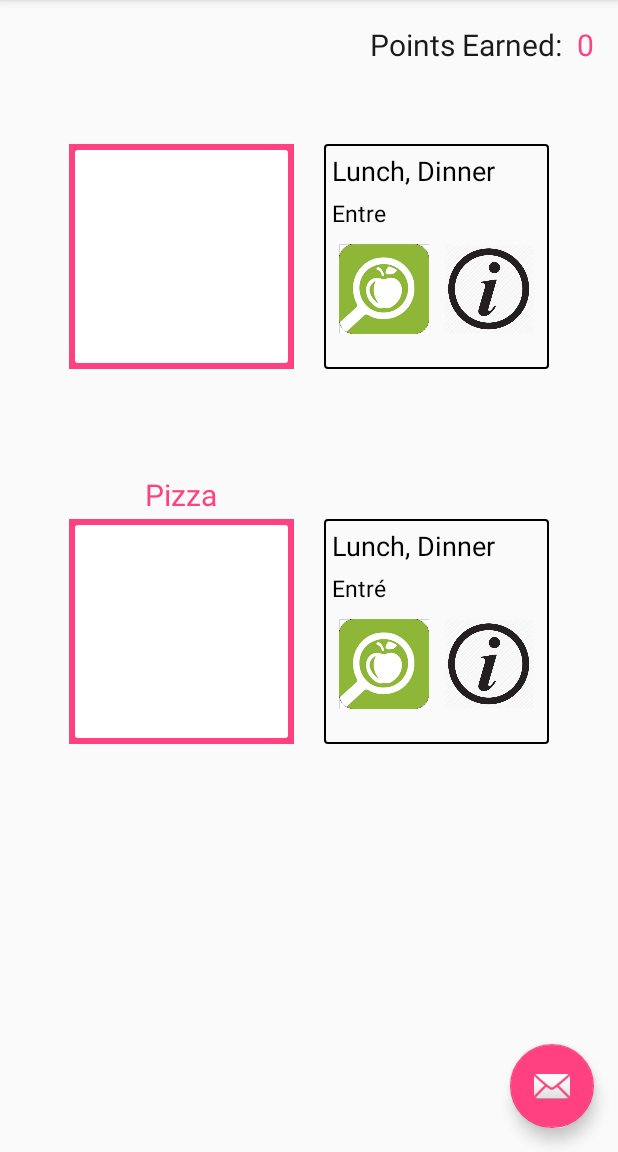
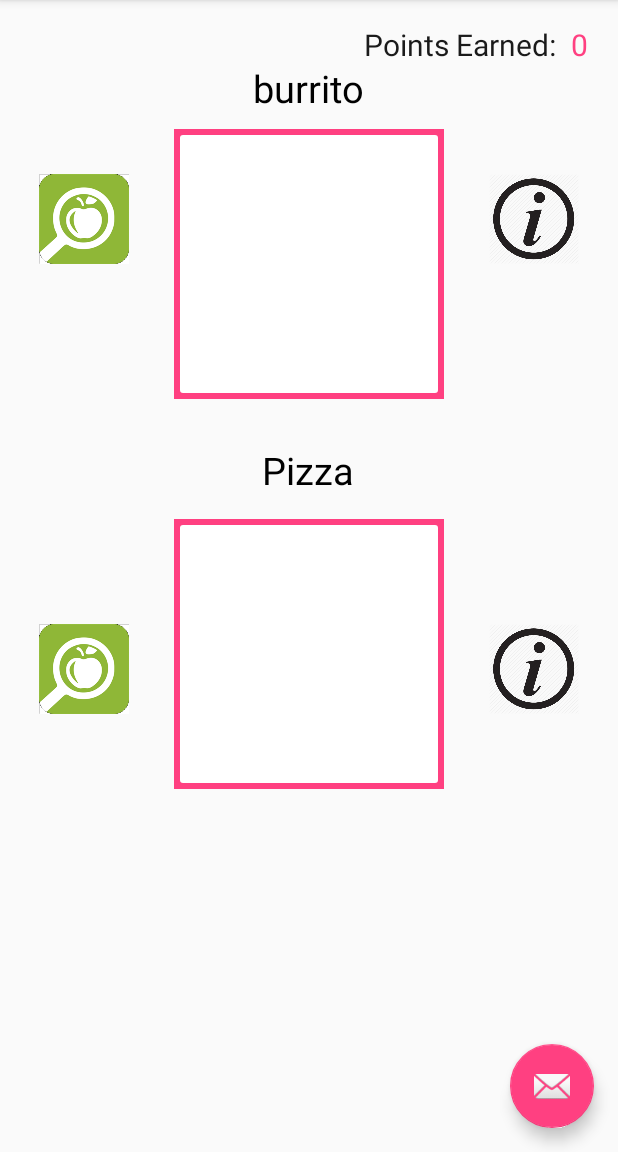
Before and after one commit to DabeLong/Health4Kids, an Android app: the screen it shows after launch (MainActivity), on a phone screen of 412 x 824 dp, the part 84-1236 px from its top. Run offline under Robolectric (Android 15) with nearby library versions, the phone set to English and light mode, and no system bars; 2 statements that could not run were skipped.

Commit message:
update UI

```diff
--- a/app/src/main/java/template/healthgame/MainActivity.java
+++ b/app/src/main/java/template/healthgame/MainActivity.java
@@ -32,15 +32,15 @@ public class MainActivity extends AppCompatActivity {
 
     TextView topFoodName;
     FoodCardView topFoodCard;
-    TextView topFoodMealClassifier;
-    TextView topFoodType;
+//    TextView topFoodMealClassifier;
+//    TextView topFoodType;
     ImageView topFoodNutrition;
     ImageView topFoodDescription;
 
     TextView bottomFoodName;
     FoodCardView bottomFoodCard;
-    TextView bottomFoodMealClassifier;
-    TextView bottomFoodType;
+//    TextView bottomFoodMealClassifier;
+//    TextView bottomFoodType;
     ImageView bottomFoodNutrition;
     ImageView bottomFoodDescription;
 
@@ -68,14 +68,14 @@ public class MainActivity extends AppCompatActivity {
 
         Food topFood = topFoodDeck.get(index);
         topFoodCard.setFood(topFood);
-        topFoodMealClassifier.setText(topFood.mealClassifier);
-        topFoodType.setText(topFood.foodType);
+//        topFoodMealClassifier.setText(topFood.mealClassifier);
+//        topFoodType.setText(topFood.foodType);
         topFoodName.setText(topFood.name);
 
         Food bottomFood = bottomFoodDeck.get(index);
         bottomFoodCard.setFood(bottomFood);
-        bottomFoodMealClassifier.setText(bottomFood.mealClassifier);
-        bottomFoodType.setText(bottomFood.foodType);
+//        bottomFoodMealClassifier.setText(bottomFood.mealClassifier);
+//        bottomFoodType.setText(bottomFood.foodType);
         bottomFoodName.setText(bottomFood.name);
     }
 
@@ -111,14 +111,14 @@ public class MainActivity extends AppCompatActivity {
 
         Food topFood = topFoodDeck.get(index);
         topFoodCard.setFood(topFood);
-        topFoodMealClassifier.setText(topFood.mealClassifier);
-        topFoodType.setText(topFood.foodType);
+//        topFoodMealClassifier.setText(topFood.mealClassifier);
+//        topFoodType.setText(topFood.foodType);
         topFoodName.setText(topFood.name);
 
         Food bottomFood = bottomFoodDeck.get(index);
         bottomFoodCard.setFood(bottomFood);
-        bottomFoodMealClassifier.setText(bottomFood.mealClassifier);
-        bottomFoodType.setText(bottomFood.foodType);
+//        bottomFoodMealClassifier.setText(bottomFood.mealClassifier);
+//        bottomFoodType.setText(bottomFood.foodType);
         bottomFoodName.setText(bottomFood.name);
     }
 
@@ -145,8 +145,8 @@ public class MainActivity extends AppCompatActivity {
         final MainActivity activity = this;
 
         topFoodCard = (FoodCardView) findViewById(R.id.top_food_card);
-        topFoodMealClassifier = (TextView) findViewById(R.id.top_food_meal_classifier);
-        topFoodType = (TextView) findViewById(R.id.top_food_type);
+//        topFoodMealClassifier = (TextView) findViewById(R.id.top_food_meal_classifier);
+//        topFoodType = (TextView) findViewById(R.id.top_food_type);
         topFoodNutrition = (ImageView) findViewById(R.id.top_food_nutrition);
         topFoodDescription = (ImageView) findViewById(R.id.top_food_description);
         topFoodName = (TextView) findViewById(R.id.top_food_name);
@@ -215,8 +215,8 @@ public class MainActivity extends AppCompatActivity {
 
 
         bottomFoodCard = (FoodCardView) findViewById(R.id.bottom_food_card);
-        bottomFoodMealClassifier = (TextView) findViewById(R.id.bottom_food_meal_classifier);
-        bottomFoodType = (TextView) findViewById(R.id.bottom_food_type);
+//        bottomFoodMealClassifier = (TextView) findViewById(R.id.bottom_food_meal_classifier);
+//        bottomFoodType = (TextView) findViewById(R.id.bottom_food_type);
         bottomFoodNutrition = (ImageView) findViewById(R.id.bottom_food_nutrition);
         bottomFoodDescription = (ImageView) findViewById(R.id.bottom_food_description);
         bottomFoodName = (TextView) findViewById(R.id.bottom_food_name);
--- a/app/src/main/res/layout/activity_main.xml
+++ b/app/src/main/res/layout/activity_main.xml
@@ -2,8 +2,8 @@
 <android.support.design.widget.CoordinatorLayout xmlns:android="http://schemas.android.com/apk/res/android"
     xmlns:app="http://schemas.android.com/apk/res-auto"
     xmlns:tools="http://schemas.android.com/tools"
-    android:layout_width="match_parent"
-    android:layout_height="match_parent"
+    android:layout_width="fill_parent"
+    android:layout_height="fill_parent"
     android:fitsSystemWindows="true"
     tools:context="template.healthgame.MainActivity">
 
--- a/app/src/main/res/layout/content_main.xml
+++ b/app/src/main/res/layout/content_main.xml
@@ -3,11 +3,9 @@
     xmlns:app="http://schemas.android.com/apk/res-auto"
     xmlns:tools="http://schemas.android.com/tools"
     android:id="@+id/content_main"
-    android:layout_width="match_parent"
-    android:layout_height="match_parent"
+    android:layout_width="fill_parent"
+    android:layout_height="fill_parent"
     android:paddingBottom="@dimen/activity_vertical_margin"
-    android:paddingLeft="@dimen/activity_horizontal_margin"
-    android:paddingRight="@dimen/activity_horizontal_margin"
     android:paddingTop="@dimen/activity_vertical_margin"
     app:layout_behavior="@string/appbar_scrolling_view_behavior"
     tools:context="template.healthgame.MainActivity"
@@ -27,72 +25,50 @@
         android:id="@+id/points"
         android:layout_width="wrap_content"
         android:layout_height="wrap_content"
+        android:layout_marginRight="20dp"
         android:layout_alignParentRight="true"
         android:textColor="@color/colorAccent"
         android:textSize="20dp"
         android:text="0" />
 
+
+    <TextView
+        android:id="@+id/top_food_name"
+        android:layout_marginTop="25dp"
+        android:layout_width="150dp"
+        android:layout_height="wrap_content"
+        android:textColor="@color/colorBlack"
+        android:gravity="center"
+        android:layout_centerHorizontal="true"
+        android:textSize="25dp"
+        android:text="Food 1"
+        android:layout_marginBottom="8dp" />
+
     <template.healthgame.FoodCardView
         android:id="@+id/top_food_card"
-        android:layout_marginTop="80dp"
-        android:layout_marginLeft="30dp"
-        android:layout_width="150dp"
-        android:layout_height="150dp">
+        android:layout_centerHorizontal="true"
+        android:layout_marginTop="70dp"
+        android:layout_width="180dp"
+        android:layout_height="180dp">
     </template.healthgame.FoodCardView>
-
-    <LinearLayout
-        android:layout_width="150dp"
-        android:layout_height="150dp"
-        android:layout_marginTop="80dp"
-        android:layout_marginLeft="20dp"
-        android:background="@drawable/my_border"
-        android:layout_toRightOf="@id/top_food_card"
-        android:orientation="vertical"
-        android:elevation="1dp">
-
-        <TextView
-            android:id="@+id/top_food_meal_classifier"
-            android:layout_width="wrap_content"
-            android:layout_height="wrap_content"
-            android:layout_marginLeft="5dp"
-            android:layout_marginTop="5dp"
-            android:textColor="@color/colorBlack"
-            android:textSize="18dp"
-            android:text="Breakfast"/>
-
-        <TextView
-            android:id="@+id/top_food_type"
-            android:layout_width="wrap_content"
-            android:layout_height="wrap_content"
-            android:layout_marginLeft="5dp"
-            android:layout_marginTop="5dp"
-            android:textColor="@color/colorBlack"
-            android:textSize="15dp"
-            android:text="Entré"/>
-
-        <LinearLayout
-            android:layout_width="wrap_content"
-            android:layout_height="wrap_content"
-            android:layout_marginTop="10dp"
-            android:orientation="horizontal">
 
     <ImageView
         android:id="@+id/top_food_nutrition"
-                android:layout_marginLeft="10dp"
+        android:layout_toLeftOf="@+id/top_food_card"
+        android:layout_marginRight="30dp"
+        android:layout_marginTop="100dp"
         android:layout_width="60dp"
         android:layout_height="60dp"
         android:background="@drawable/nutrition_icon"/>
 
     <ImageView
         android:id="@+id/top_food_description"
-                android:layout_marginLeft="10dp"
+        android:layout_toRightOf="@+id/top_food_card"
+        android:layout_marginLeft="30dp"
+        android:layout_marginTop="100dp"
         android:layout_width="60dp"
         android:layout_height="60dp"
         android:background="@drawable/info_icon"/>
-
-        </LinearLayout>
-
-    </LinearLayout>
 
 
     <TextView
@@ -100,11 +76,12 @@
         android:layout_width="150dp"
         android:layout_height="wrap_content"
         android:layout_marginLeft="30dp"
-        android:layout_marginTop="300dp"
+        android:layout_marginTop="280dp"
         android:layout_alignParentRight="false"
-        android:textColor="@color/colorAccent"
+        android:textColor="@color/colorBlack"
         android:gravity="center"
-        android:textSize="20dp"
+        android:layout_centerHorizontal="true"
+        android:textSize="25dp"
         android:text="Food 2"
         />
 
@@ -113,77 +90,33 @@
         android:id="@+id/bottom_food_card"
         android:layout_marginTop="330dp"
         android:layout_marginLeft="30dp"
-        android:layout_width="150dp"
-        android:layout_height="150dp"
+        android:layout_centerHorizontal="true"
+        android:layout_width="180dp"
+        android:layout_height="180dp"
         android:layout_alignParentRight="false">
     </template.healthgame.FoodCardView>
 
-    <LinearLayout
-        android:layout_width="150dp"
-        android:layout_height="150dp"
-        android:layout_marginTop="330dp"
-        android:layout_marginLeft="20dp"
-        android:background="@drawable/my_border"
-        android:layout_toRightOf="@id/bottom_food_card"
-        android:elevation="1dp"
-        android:orientation="vertical">
-
-        <TextView
-            android:id="@+id/bottom_food_meal_classifier"
-            android:layout_width="wrap_content"
-            android:layout_height="wrap_content"
-            android:layout_marginLeft="5dp"
-            android:layout_marginTop="5dp"
-            android:textColor="@color/colorBlack"
-            android:textSize="18dp"
-            android:text="Lunch, Dinner"/>
-
-        <TextView
-            android:id="@+id/bottom_food_type"
-            android:layout_width="wrap_content"
-            android:layout_height="wrap_content"
-            android:layout_marginLeft="5dp"
-            android:layout_marginTop="5dp"
-            android:textColor="@color/colorBlack"
-            android:textSize="15dp"
-            android:text="Appetizer"/>
-
-        <LinearLayout
-            android:layout_width="wrap_content"
-            android:layout_height="wrap_content"
-            android:layout_marginTop="10dp"
-            android:orientation="horizontal">
-
     <ImageView
         android:id="@+id/bottom_food_nutrition"
-                android:layout_marginLeft="10dp"
+        android:layout_toLeftOf="@+id/top_food_card"
+        android:layout_marginRight="30dp"
+        android:layout_marginTop="400dp"
         android:layout_width="60dp"
         android:layout_height="60dp"
         android:background="@drawable/nutrition_icon"/>
 
     <ImageView
         android:id="@+id/bottom_food_description"
-                android:layout_marginLeft="10dp"
+        android:layout_toRightOf="@+id/top_food_card"
+        android:layout_marginLeft="30dp"
+        android:layout_marginTop="400dp"
         android:layout_width="60dp"
         android:layout_height="60dp"
         android:background="@drawable/info_icon"/>
 
-        </LinearLayout>
 
 
-    </LinearLayout>
 
-    <TextView
-        android:id="@+id/top_food_name"
-        android:layout_width="150dp"
-        android:layout_height="wrap_content"
-        android:textColor="@color/colorAccent"
-        android:gravity="center"
-        android:textSize="20dp"
-        android:text="Food 1"
-        android:layout_above="@+id/top_food_card"
-        android:layout_alignLeft="@+id/top_food_card"
-        android:layout_alignStart="@+id/top_food_card"
-        android:layout_marginBottom="8dp" />
+
 
 </RelativeLayout>
```
Lines whose indentation alone changed are shown as unchanged.
